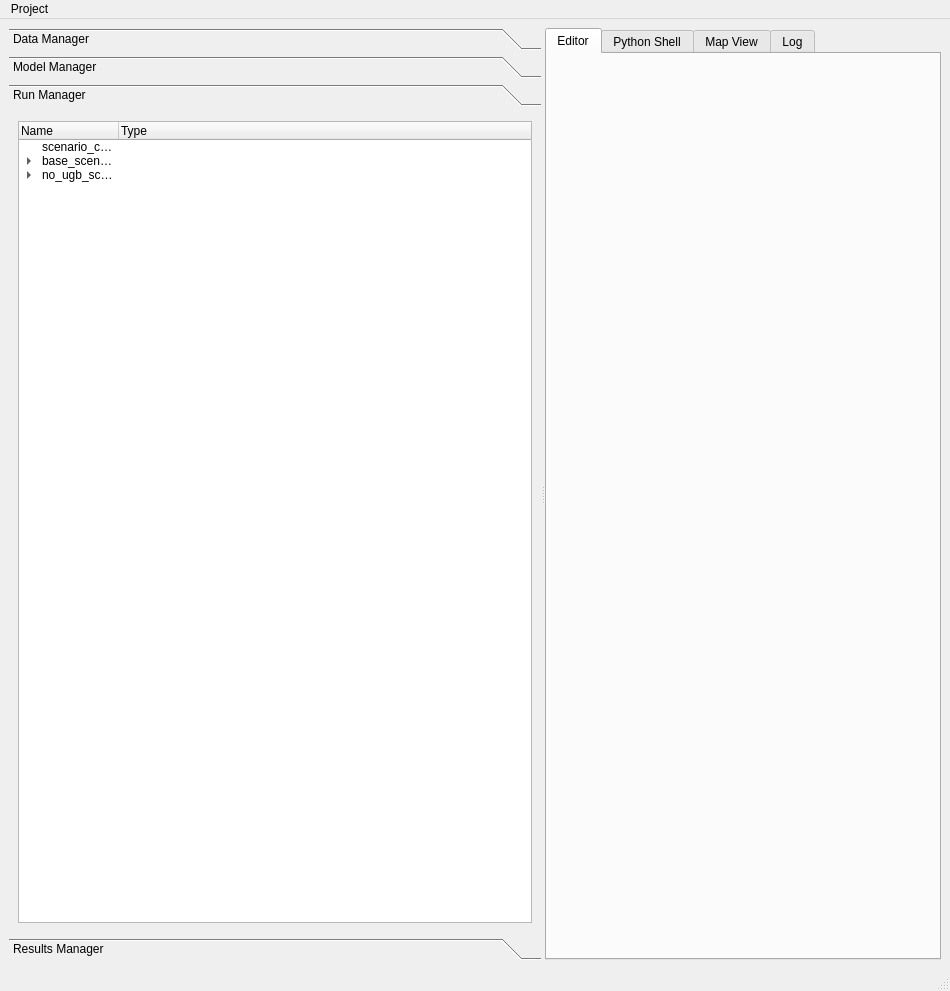
Before: the Qt Designer form opus_gui/UI_Testing/opusMain_testing.ui in psrc/urbansim, drawn with Qt 5.
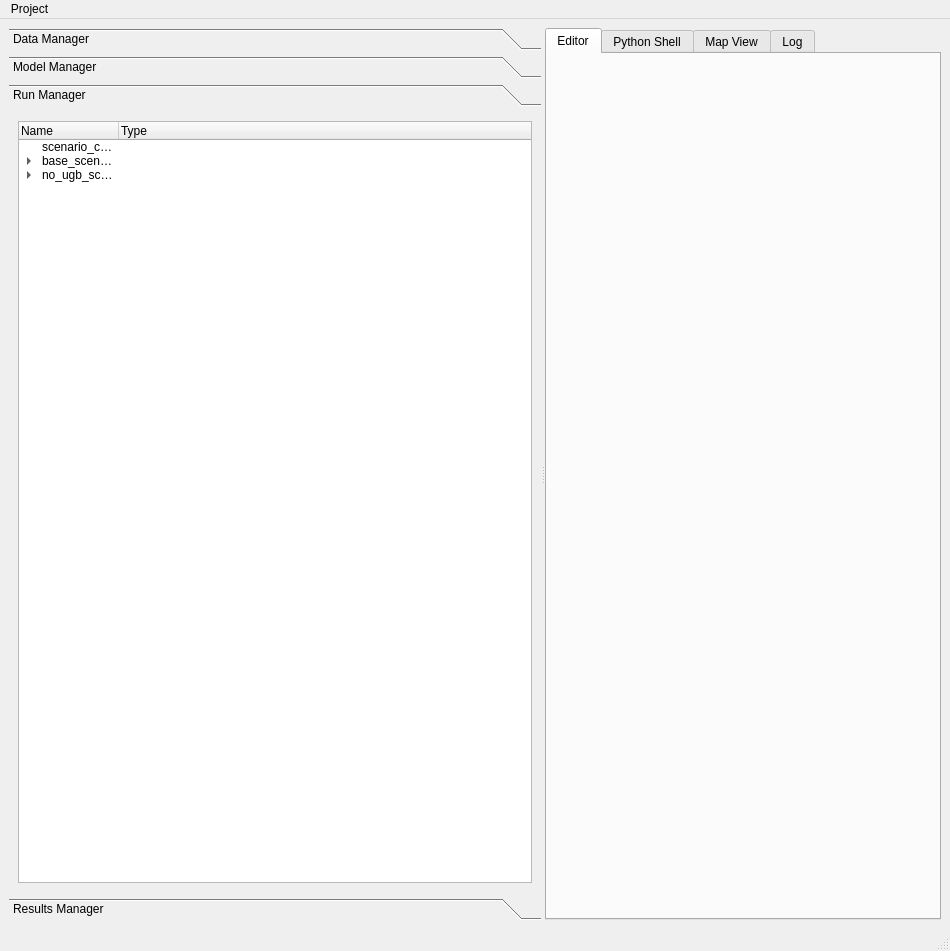
After: the same form once the commit is applied. The open tabs and pages were chosen to show the change. Icons and pictures are not drawn.

Diff of the .ui file:
```diff
--- a/opus_gui/UI_Testing/opusMain_testing.ui
+++ b/opus_gui/UI_Testing/opusMain_testing.ui
@@ -7,7 +7,7 @@
     <x>0</x>
     <y>0</y>
     <width>950</width>
-    <height>991</height>
+    <height>951</height>
    </rect>
   </property>
   <property name="windowTitle" >
@@ -1170,8 +1170,8 @@
          <rect>
           <x>0</x>
           <y>0</y>
-          <width>98</width>
-          <height>80</height>
+          <width>529</width>
+          <height>781</height>
          </rect>
         </property>
         <attribute name="label" >
```
Left out of the diff: 30 changed lines with no effect on the pictures.
